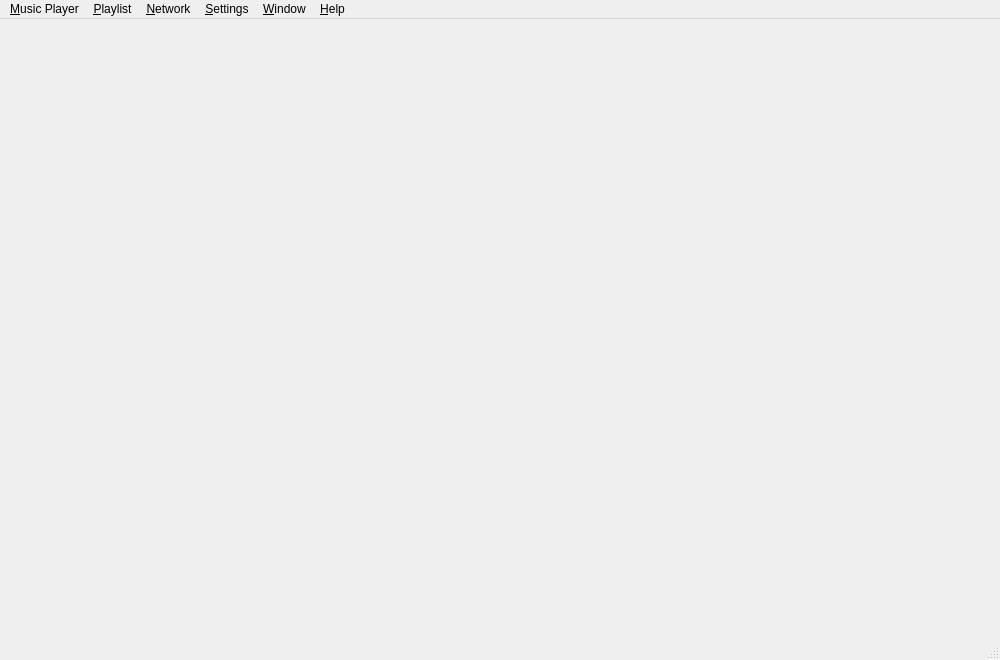
This is src/tomahawkwindow.ui in tomahawk-player/tomahawk as Qt 5 draws it before an edit. The edited form follows.
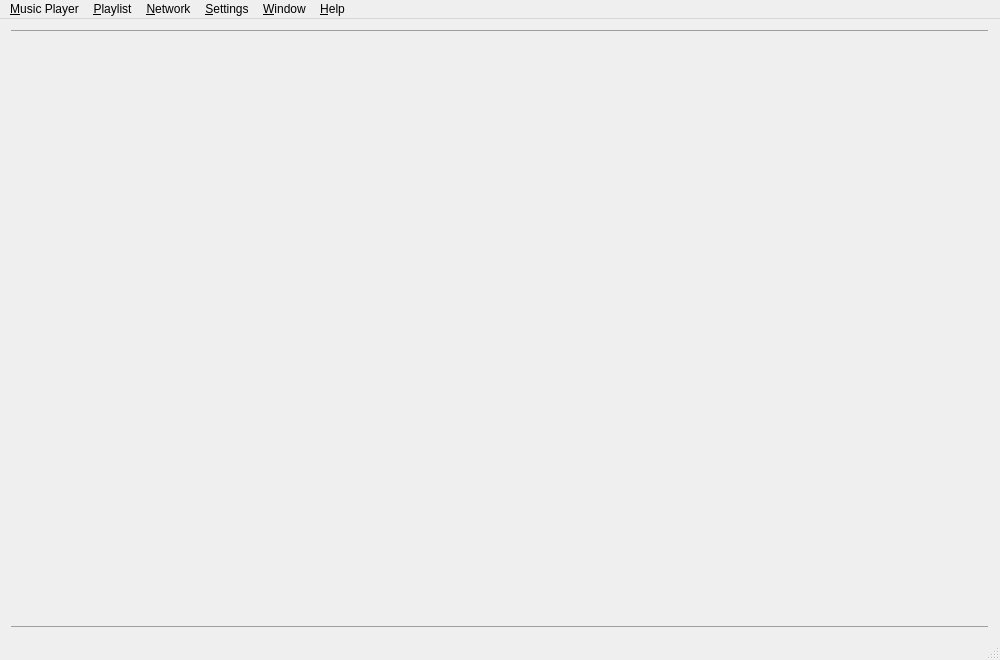
This is the edited form.

Commit message: * Fixed TWK-107: paint dividers between toolbar, central widget and status bar.

```diff
--- a/src/tomahawkwindow.ui
+++ b/src/tomahawkwindow.ui
@@ -15,6 +15,22 @@
   </property>
   <widget class="QWidget" name="centralWidget">
    <layout class="QVBoxLayout" name="verticalLayout">
+    <item>
+     <widget class="QFrame" name="hline1">
+      <property name="maximumSize">
+       <size>
+        <width>16777215</width>
+        <height>1</height>
+       </size>
+      </property>
+      <property name="frameShape">
+       <enum>QFrame::HLine</enum>
+      </property>
+      <property name="frameShadow">
+       <enum>QFrame::Raised</enum>
+      </property>
+     </widget>
+    </item>
     <item>
      <widget class="QSplitter" name="splitter">
       <property name="orientation">
@@ -27,6 +43,22 @@
       <widget class="QWidget" name="playlistWidget" native="true"/>
      </widget>
     </item>
+    <item>
+     <widget class="QFrame" name="hline2">
+      <property name="maximumSize">
+       <size>
+        <width>16777215</width>
+        <height>1</height>
+       </size>
+      </property>
+      <property name="frameShape">
+       <enum>QFrame::HLine</enum>
+      </property>
+      <property name="frameShadow">
+       <enum>QFrame::Raised</enum>
+      </property>
+     </widget>
+    </item>
    </layout>
   </widget>
   <widget class="QMenuBar" name="menuBar">
```
Left out of the diff: 2 changed lines with no effect on the pictures. The commit also changes 3 other files.
